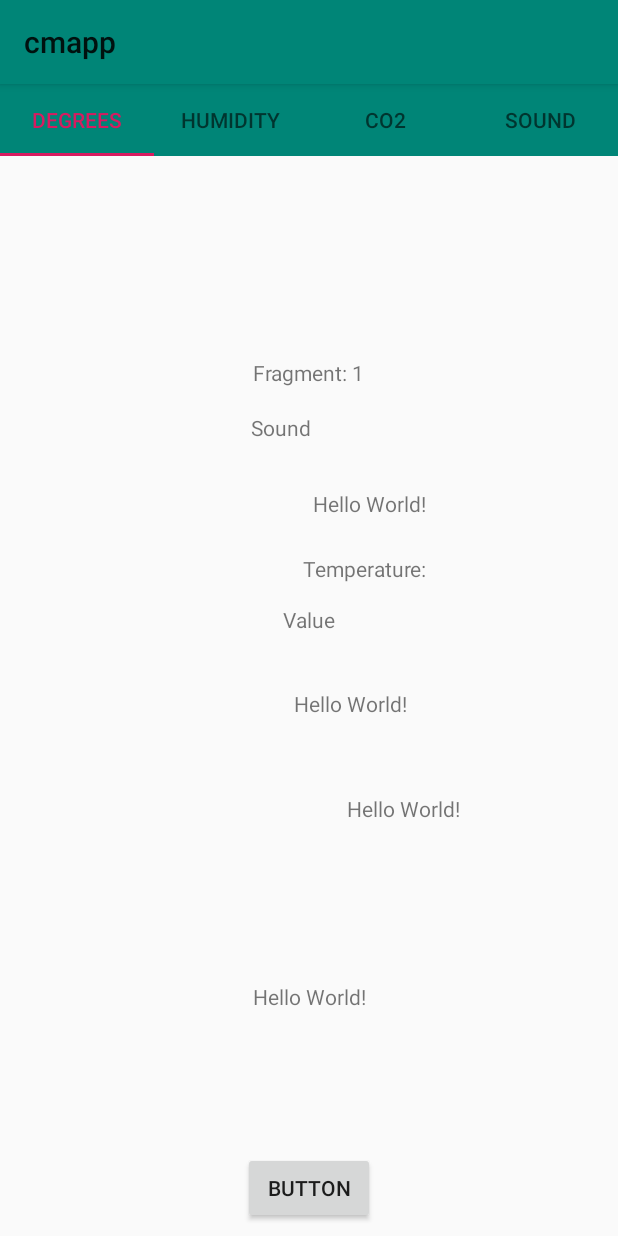
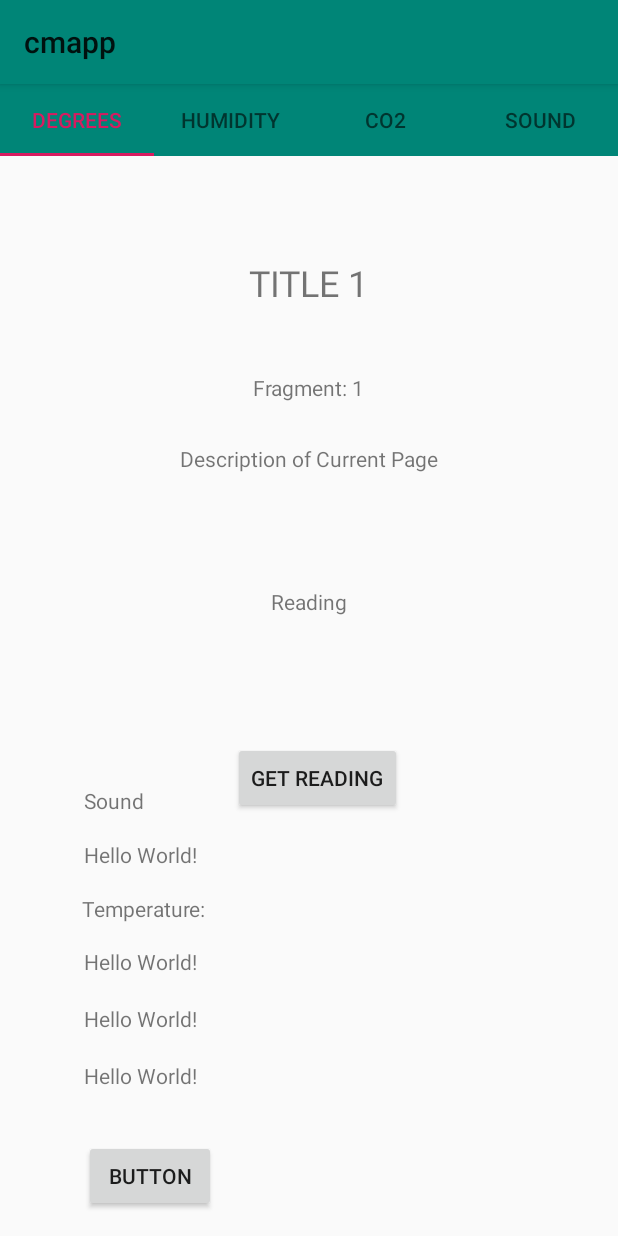
Before and after one commit to vidwalk/SEP4IoT, an Android app: the screen it shows after launch (MainActivity), on a phone screen of 412 x 824 dp. Run offline under Robolectric (Android 15) with nearby library versions, the phone set to English and light mode, and no system bars.

Commit message:
Changes to view functionality.

```diff
--- a/cmapp/app/src/main/res/layout/activity_app_fragment.xml
+++ b/cmapp/app/src/main/res/layout/activity_app_fragment.xml
@@ -8,24 +8,65 @@
     tools:context=".activities.AppFragment">
 
     <TextView
-        android:id="@+id/fragText"
+        android:id="@+id/titleView"
         android:layout_width="wrap_content"
         android:layout_height="wrap_content"
-        android:layout_marginBottom="8dp"
-        android:text="Hello Fragment!"
-        app:layout_constraintBottom_toTopOf="@+id/reading"
-        app:layout_constraintLeft_toLeftOf="parent"
-        app:layout_constraintRight_toRightOf="parent"
+        android:layout_marginStart="176dp"
+        android:layout_marginTop="116dp"
+        android:layout_marginEnd="176dp"
+        android:text="TITLE 1"
+        android:textSize="24sp"
+        app:layout_constraintEnd_toEndOf="parent"
+        app:layout_constraintStart_toStartOf="parent"
         app:layout_constraintTop_toTopOf="parent" />
 
     <TextView
-        android:id="@+id/reading"
+        android:id="@+id/fragText"
+        android:layout_width="wrap_content"
+        android:layout_height="0dp"
+        android:layout_marginTop="44dp"
+        android:text="Hello Fragment!"
+        app:layout_constraintLeft_toLeftOf="parent"
+        app:layout_constraintRight_toRightOf="parent"
+        app:layout_constraintTop_toBottomOf="@+id/titleView" />
+
+    <TextView
+        android:id="@+id/description"
         android:layout_width="wrap_content"
         android:layout_height="wrap_content"
-        android:layout_marginBottom="356dp"
-        android:text="Value"
+        android:layout_marginStart="176dp"
+        android:layout_marginTop="28dp"
+        android:layout_marginEnd="176dp"
+        android:text="Description of Current Page"
+        app:layout_constraintEnd_toEndOf="parent"
+        app:layout_constraintHorizontal_bias="0.504"
+        app:layout_constraintStart_toStartOf="parent"
+        app:layout_constraintTop_toBottomOf="@+id/fragText" />
+
+    <TextView
+        android:id="@+id/displayReading"
+        android:layout_width="wrap_content"
+        android:layout_height="wrap_content"
+        android:layout_marginTop="76dp"
+        android:text="Reading"
+        app:layout_constraintEnd_toEndOf="parent"
+        app:layout_constraintStart_toStartOf="parent"
+        app:layout_constraintTop_toBottomOf="@+id/description" />
+
+    <Button
+        android:id="@+id/readButton"
+        android:layout_width="wrap_content"
+        android:layout_height="wrap_content"
+        android:layout_marginStart="161dp"
+        android:layout_marginTop="84dp"
+        android:layout_marginEnd="162dp"
+        android:layout_marginBottom="95dp"
+        android:text="Get Reading"
         app:layout_constraintBottom_toBottomOf="parent"
         app:layout_constraintEnd_toEndOf="parent"
-        app:layout_constraintStart_toStartOf="parent" />
+        app:layout_constraintHorizontal_bias="0.25"
+        app:layout_constraintStart_toStartOf="parent"
+        app:layout_constraintTop_toBottomOf="@+id/displayReading"
+        app:layout_constraintVertical_bias="0.0" />
 
 </androidx.constraintlayout.widget.ConstraintLayout>
--- a/cmapp/app/src/main/res/layout/activity_main.xml
+++ b/cmapp/app/src/main/res/layout/activity_main.xml
@@ -16,8 +16,10 @@
         android:layout_height="677dp"
         app:layout_constraintBottom_toBottomOf="parent"
         app:layout_constraintEnd_toEndOf="parent"
+        app:layout_constraintHorizontal_bias="1.0"
         app:layout_constraintStart_toStartOf="parent"
-        app:layout_constraintTop_toTopOf="@+id/tabLayout" />
+        app:layout_constraintTop_toTopOf="@+id/tabLayout"
+        app:layout_constraintVertical_bias="0.0" />
 
     <com.google.android.material.tabs.TabLayout
         android:id="@+id/tabLayout"
@@ -34,11 +36,11 @@
         android:layout_height="wrap_content"
         android:text="Sound"
         app:layout_constraintBottom_toBottomOf="parent"
-        app:layout_constraintHorizontal_bias="0.45"
+        app:layout_constraintHorizontal_bias="0.15"
         app:layout_constraintLeft_toLeftOf="parent"
         app:layout_constraintRight_toRightOf="parent"
         app:layout_constraintTop_toTopOf="parent"
-        app:layout_constraintVertical_bias="0.342" />
+        app:layout_constraintVertical_bias="0.651" />
 
     <TextView
         android:id="@+id/devicenumber"
@@ -46,11 +48,11 @@
         android:layout_height="wrap_content"
         android:text="Hello World!"
         app:layout_constraintBottom_toBottomOf="parent"
-        app:layout_constraintHorizontal_bias="0.619"
+        app:layout_constraintHorizontal_bias="0.167"
         app:layout_constraintLeft_toLeftOf="parent"
         app:layout_constraintRight_toRightOf="parent"
         app:layout_constraintTop_toTopOf="parent"
-        app:layout_constraintVertical_bias="0.405" />
+        app:layout_constraintVertical_bias="0.696" />
 
     <TextView
         android:id="@+id/temperature"
@@ -58,11 +60,11 @@
         android:layout_height="wrap_content"
         android:text="Hello World!"
         app:layout_constraintBottom_toBottomOf="parent"
-        app:layout_constraintHorizontal_bias="0.619"
+        app:layout_constraintHorizontal_bias="0.167"
         app:layout_constraintLeft_toLeftOf="parent"
         app:layout_constraintRight_toRightOf="parent"
         app:layout_constraintTop_toTopOf="parent"
-        app:layout_constraintVertical_bias="0.459" />
+        app:layout_constraintVertical_bias="0.741" />
 
     <TextView
         android:id="@+id/co2"
@@ -70,11 +72,11 @@
         android:layout_height="wrap_content"
         android:text="Hello World!"
         app:layout_constraintBottom_toBottomOf="parent"
-        app:layout_constraintHorizontal_bias="0.583"
+        app:layout_constraintHorizontal_bias="0.167"
         app:layout_constraintLeft_toLeftOf="parent"
         app:layout_constraintRight_toRightOf="parent"
         app:layout_constraintTop_toTopOf="parent"
-        app:layout_constraintVertical_bias="0.571" />
+        app:layout_constraintVertical_bias="0.785" />
 
     <TextView
         android:id="@+id/humidity"
@@ -82,11 +84,11 @@
         android:layout_height="wrap_content"
         android:text="Hello World!"
         app:layout_constraintBottom_toBottomOf="parent"
-        app:layout_constraintHorizontal_bias="0.688"
+        app:layout_constraintHorizontal_bias="0.167"
         app:layout_constraintLeft_toLeftOf="parent"
         app:layout_constraintRight_toRightOf="parent"
         app:layout_constraintTop_toTopOf="parent"
-        app:layout_constraintVertical_bias="0.658" />
+        app:layout_constraintVertical_bias="0.832" />
 
     <TextView
         android:id="@+id/datetime"
@@ -94,10 +96,11 @@
         android:layout_height="wrap_content"
         android:text="Hello World!"
         app:layout_constraintBottom_toBottomOf="parent"
+        app:layout_constraintHorizontal_bias="0.167"
         app:layout_constraintLeft_toLeftOf="parent"
         app:layout_constraintRight_toRightOf="parent"
         app:layout_constraintTop_toTopOf="parent"
-        app:layout_constraintVertical_bias="0.814" />
+        app:layout_constraintVertical_bias="0.879" />
 
     <Button
         android:id="@+id/button"
@@ -105,10 +108,11 @@
         android:layout_height="wrap_content"
         android:layout_marginStart="8dp"
         android:layout_marginEnd="8dp"
-        android:layout_marginBottom="8dp"
+        android:layout_marginBottom="16dp"
         android:text="Button"
         app:layout_constraintBottom_toBottomOf="parent"
         app:layout_constraintEnd_toEndOf="parent"
+        app:layout_constraintHorizontal_bias="0.156"
         app:layout_constraintStart_toStartOf="parent" />
 
 </androidx.constraintlayout.widget.ConstraintLayout>
```
